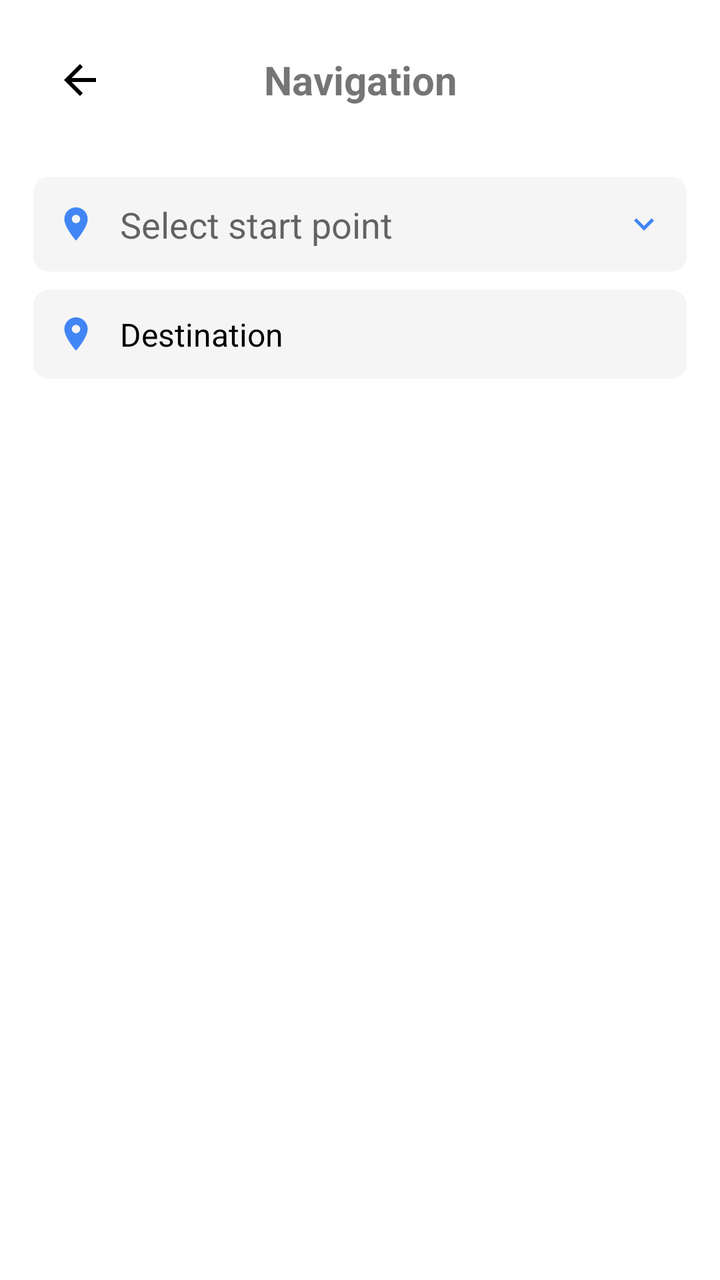
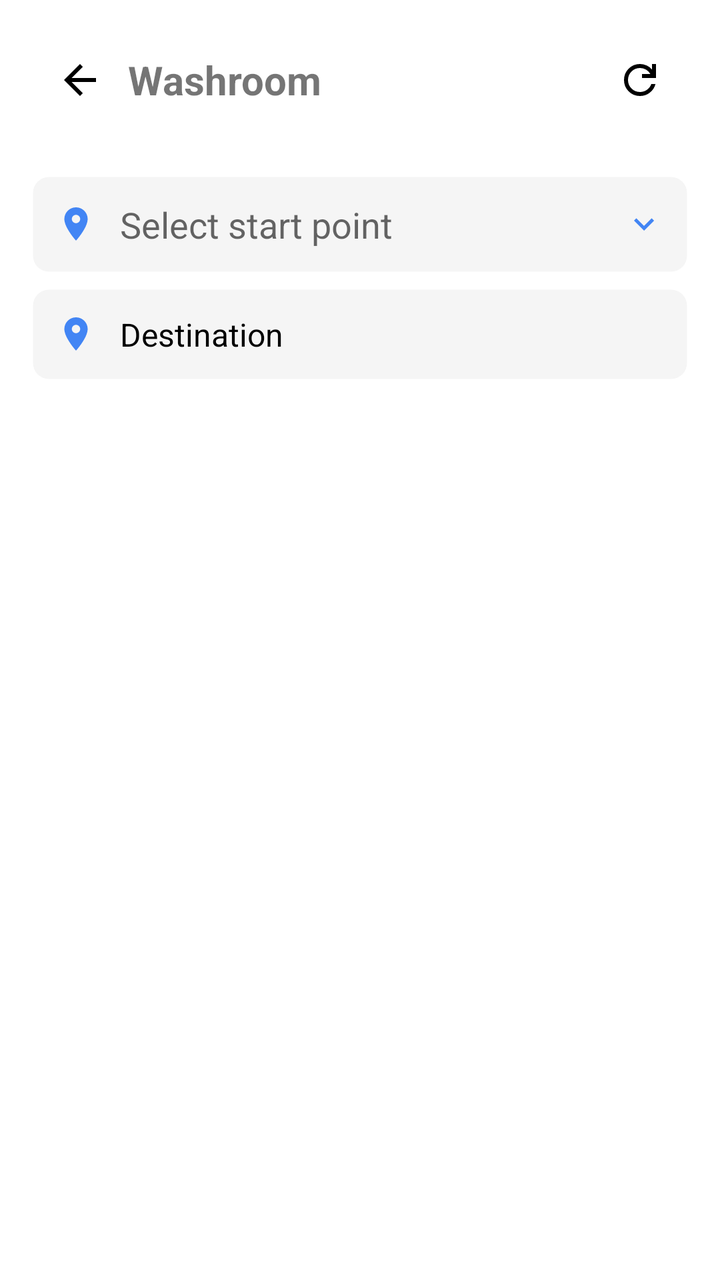

The first picture is an Android layout as it rendered before a commit; the second is the same layout after the commit. The layout source and the unified diff follow.
<!-- AndroidManifest.xml: fallback theme Theme.MaterialComponents.DayNight.NoActionBar -->
<!-- res/layout/fragment_prepare_navigation.xml -->
<?xml version="1.0" encoding="utf-8"?>
<ScrollView xmlns:android="http://schemas.android.com/apk/res/android"
    xmlns:app="http://schemas.android.com/apk/res-auto"
    android:layout_width="match_parent"
    android:layout_height="match_parent"
    android:background="@android:color/white">

    <LinearLayout
        android:layout_width="match_parent"
        android:layout_height="wrap_content"
        android:orientation="vertical"
        android:padding="16dp">

        
        <LinearLayout
            android:layout_width="match_parent"
            android:layout_height="wrap_content"
            android:orientation="horizontal"
            android:gravity="center_vertical">

            <ImageButton
                android:id="@+id/back_button"
                android:layout_width="48dp"
                android:layout_height="48dp"
                android:src="@drawable/ic_arrow_back"
                app:tint="@color/black"
                android:background="?attr/selectableItemBackgroundBorderless"
                android:contentDescription="Back" />

            <TextView
                android:layout_width="0dp"
                android:layout_height="wrap_content"
                android:layout_weight="1"
                android:text="Navigation"
                android:textSize="20sp"
                android:textStyle="bold"
                android:gravity="center" />

            <View
                android:layout_width="48dp"
                android:layout_height="1dp" />

        </LinearLayout>

        <View
            android:layout_width="match_parent"
            android:layout_height="16dp" />

        
        <LinearLayout
            android:layout_width="match_parent"
            android:layout_height="wrap_content"
            android:orientation="vertical"
            android:paddingVertical="8dp">

            
            <LinearLayout
                android:id="@+id/start_point_container"
                android:layout_width="match_parent"
                android:layout_height="wrap_content"
                android:orientation="horizontal"
                android:gravity="center_vertical"
                android:padding="12dp"
                android:layout_marginBottom="8dp"
                android:background="@drawable/bg_dropdown_field_compat">

                <ImageView
                    android:id="@+id/start_icon"
                    android:layout_width="20dp"
                    android:layout_height="20dp"
                    android:src="@drawable/ic_location_on"
                    app:tint="@color/primary_blue" />

                <AutoCompleteTextView
                    android:id="@+id/start_point_input"
                    android:layout_width="0dp"
                    android:layout_height="wrap_content"
                    android:layout_weight="1"
                    android:hint="Select start point"
                    android:inputType="none"
                    android:focusable="false"
                    android:clickable="true"
                    android:background="@android:color/transparent"
                    android:paddingStart="12dp"
                    android:paddingEnd="12dp" />

                <ImageView
                    android:id="@+id/dropdown_icon"
                    android:layout_width="20dp"
                    android:layout_height="20dp"
                    android:src="@drawable/ic_keyboard_arrow_down"
                    app:tint="@color/primary_blue" />

            </LinearLayout>

            
            <LinearLayout
                android:id="@+id/destination_container"
                android:layout_width="match_parent"
                android:layout_height="wrap_content"
                android:orientation="horizontal"
                android:gravity="center_vertical"
                android:padding="12dp"
                android:background="@drawable/bg_dropdown_field_compat"
                android:layout_marginBottom="8dp">

                <ImageView
                    android:id="@+id/destination_icon"
                    android:layout_width="20dp"
                    android:layout_height="20dp"
                    android:src="@drawable/ic_location_on"
                    app:tint="@color/primary_blue" />

                <TextView
                    android:id="@+id/destination_input"
                    android:layout_width="match_parent"
                    android:layout_height="wrap_content"
                    android:paddingStart="12dp"
                    android:text="Destination"
                    android:background="@drawable/bg_rounded"
                    android:backgroundTint="#00000000"
                    android:textColor="@android:color/black"
                    android:textSize="16sp" />

            </LinearLayout>
        </LinearLayout>

        
        <LinearLayout
            android:id="@+id/route_type_section"
            android:layout_width="match_parent"
            android:layout_height="wrap_content"
            android:orientation="vertical"
            android:visibility="gone"
            >

            <TextView
                android:layout_width="match_parent"
                android:layout_height="wrap_content"
                android:text="Route Type"
                android:textSize="16sp"
                android:textStyle="bold"
                android:paddingVertical="8dp" />

            <LinearLayout
                android:layout_width="match_parent"
                android:layout_height="wrap_content"
                android:orientation="horizontal"
                android:gravity="center"
                android:weightSum="3">

                <TextView
                    android:id="@+id/shortest_walk_chip"
                    android:layout_width="0dp"
                    android:layout_height="wrap_content"
                    android:layout_weight="1"
                    android:layout_marginEnd="4dp"
                    android:gravity="center"
                    android:paddingVertical="8dp"
                    android:paddingHorizontal="12dp"
                    android:text="Shortest Walk"
                    android:textSize="12sp"
                    android:background="@drawable/bg_chip_unselected"
                    android:textColor="@color/black" />

                <TextView
                    android:id="@+id/lift_only_chip"
                    android:layout_width="0dp"
                    android:layout_height="wrap_content"
                    android:layout_weight="1"
                    android:layout_marginHorizontal="4dp"
                    android:gravity="center"
                    android:paddingVertical="8dp"
                    android:paddingHorizontal="12dp"
                    android:text="Lift Only"
                    android:textSize="12sp"
                    android:background="@drawable/bg_chip_unselected"
                    android:textColor="@color/black" />

                <TextView
                    android:id="@+id/escalator_only_chip"
                    android:layout_width="0dp"
                    android:layout_height="wrap_content"
                    android:layout_weight="1"
                    android:layout_marginStart="4dp"
                    android:gravity="center"
                    android:paddingVertical="8dp"
                    android:paddingHorizontal="12dp"
                    android:text="Escalator Only"
                    android:textSize="12sp"
                    android:background="@drawable/bg_chip_unselected"
                    android:textColor="@color/black" />
            </LinearLayout>

            <View
                android:layout_width="match_parent"
                android:layout_height="16dp" />
            
            <TextView
                android:id="@+id/adsorber_label"
                android:layout_width="match_parent"
                android:layout_height="wrap_content"
                android:text="Route off-path threshold (m)"
                android:textSize="14sp"
                android:textStyle="bold"
                android:paddingTop="8dp"
                android:paddingBottom="4dp" />

            <LinearLayout
                android:layout_width="match_parent"
                android:layout_height="wrap_content"
                android:orientation="horizontal"
                android:gravity="center_vertical"
                android:layout_marginBottom="8dp">

                <SeekBar
                    android:id="@+id/adsorber_seekbar"
                    android:layout_width="0dp"
                    android:layout_height="wrap_content"
                    android:layout_weight="1"
                    android:max="40" />

                <TextView
                    android:id="@+id/adsorber_value"
                    android:layout_width="56dp"
                    android:layout_height="wrap_content"
                    android:gravity="center"
                    android:text="10.0"
                    android:textSize="14sp"
                    android:paddingStart="8dp"
                    android:paddingEnd="8dp" />

            </LinearLayout>

            
            <Button
                android:id="@+id/show_route_button"
                android:layout_width="match_parent"
                android:layout_height="wrap_content"
                android:text="Show Route"
                android:textAllCaps="false"
                android:textSize="16sp"
                android:textStyle="bold"
                android:paddingVertical="8dp"
                android:background="@drawable/bg_rounded"
                android:textColor="@color/white"
                app:cornerRadius="8dp"
                app:backgroundTint="@color/primary_blue" />

            <View
                android:layout_width="match_parent"
                android:layout_height="8dp" />

            
            <Button
                android:id="@+id/start_navigation_button"
                android:layout_width="match_parent"
                android:layout_height="wrap_content"
                android:text="Start Navigation"
                android:textSize="16sp"
                android:textStyle="bold"
                android:paddingVertical="8dp"
                android:textColor="@color/white"
                android:textAllCaps="false"
                android:background="@drawable/bg_rounded"
                app:cornerRadius="8dp"
                app:backgroundTint="@color/primary_blue" />

        </LinearLayout>

    </LinearLayout>

</ScrollView>
<!-- resources referenced by this layout -->
<resources>
  <color name="black">#FF000000</color>
  <color name="primary_blue">#4285F4</color>
  <color name="white">#FFFFFFFF</color>
  <!-- drawable bg_chip_unselected (drawable) -->
  <?xml version="1.0" encoding="utf-8"?>
  <shape xmlns:android="http://schemas.android.com/apk/res/android">
      <solid android:color="@android:color/transparent"/>
      <stroke
          android:width="1dp"
          android:color="#CCCCCC"/>
      <corners android:radius="50dp"/>
  </shape>
  <!-- drawable bg_dropdown_field_compat (drawable) -->
  <?xml version="1.0" encoding="utf-8"?>
  <shape xmlns:android="http://schemas.android.com/apk/res/android"
      android:shape="rectangle">
  
      <solid android:color="@color/light_gray" />
  
      <corners android:radius="8dp" />
  
      <stroke
          android:width="1dp"
          android:color="@android:color/transparent"/>
  </shape>
  <!-- drawable bg_rounded (drawable) -->
  <?xml version="1.0" encoding="utf-8"?>
  <shape xmlns:android="http://schemas.android.com/apk/res/android"
      android:shape="rectangle"
      >
  
      <corners android:radius="20dp" />
  
      <solid android:color="@color/white" />
  
  </shape>
  <!-- drawable ic_arrow_back (drawable) -->
  <?xml version="1.0" encoding="utf-8"?>
  <vector xmlns:android="http://schemas.android.com/apk/res/android"
      android:width="24dp"
      android:height="24dp"
      android:viewportWidth="24"
      android:viewportHeight="24"
      android:tint="?attr/colorOnSurface">
      <path
          android:fillColor="@android:color/white"
          android:pathData="M20,11H7.83l5.59,-5.59L12,4l-8,8 8,8 1.41,-1.41L7.83,13H20v-2z"/>
  </vector>
  <!-- drawable ic_keyboard_arrow_down (drawable) -->
  <?xml version="1.0" encoding="utf-8"?>
  <vector xmlns:android="http://schemas.android.com/apk/res/android"
      android:width="24dp"
      android:height="24dp"
      android:viewportWidth="24"
      android:viewportHeight="24"
      android:tint="?attr/colorOnSurface">
      <path
          android:fillColor="@android:color/white"
          android:pathData="M7.41,8.59L12,13.17l4.59,-4.58L18,10l-6,6 -6,-6 1.41,-1.41z"/>
  </vector>
  <!-- drawable ic_location_on (drawable) -->
  <?xml version="1.0" encoding="utf-8"?>
  <vector xmlns:android="http://schemas.android.com/apk/res/android"
      android:width="24dp"
      android:height="24dp"
      android:viewportWidth="24"
      android:viewportHeight="24"
      android:tint="?attr/colorOnSurface">
      <path
          android:fillColor="@android:color/white"
          android:pathData="M12,2C8.13,2 5,5.13 5,9c0,5.25 7,13 7,13s7,-7.75 7,-13c0,-3.87 -3.13,-7 -7,-7zM12,11.5c-1.38,0 -2.5,-1.12 -2.5,-2.5s1.12,-2.5 2.5,-2.5 2.5,1.12 2.5,2.5 -1.12,2.5 -2.5,2.5z"/>
  </vector>
  <color name="light_gray">#F5F5F5</color>
</resources>

<!-- the commit's change to res/layout/fragment_prepare_navigation.xml (unified diff, before → after) -->
@@ -19,26 +19,29 @@
             android:gravity="center_vertical">
 
             <ImageButton
-                android:id="@+id/back_button"
-                android:layout_width="48dp"
-                android:layout_height="48dp"
-                android:src="@drawable/ic_arrow_back"
-                app:tint="@color/black"
-                android:background="?attr/selectableItemBackgroundBorderless"
-                android:contentDescription="Back" />
-
+              android:id="@+id/back_button"
+              android:layout_width="wrap_content"
+              android:layout_height="wrap_content"
+              android:src="@drawable/ic_arrow_back"
+              android:backgroundTint="@color/white"
+              app:tint="@color/black"
+              />
             <TextView
-                android:layout_width="0dp"
-                android:layout_height="wrap_content"
-                android:layout_weight="1"
-                android:text="Navigation"
-                android:textSize="20sp"
-                android:textStyle="bold"
-                android:gravity="center" />
-
-            <View
-                android:layout_width="48dp"
-                android:layout_height="1dp" />
+              android:layout_width="0dp"
+              android:layout_height="wrap_content"
+              android:layout_weight="1"
+              android:text="@string/category_washroom"
+              android:textSize="20sp"
+              android:textStyle="bold" />
+
+            <ImageButton
+              android:id="@+id/refresh_button"
+              android:layout_width="48dp"
+              android:layout_height="48dp"
+              android:src="@drawable/refresh_24dp_000000_fill0_wght400_grad0_opsz24"
+              android:background="?attr/selectableItemBackgroundBorderless"
+              android:contentDescription="Refresh"
+              />
 
         </LinearLayout>
 
<!-- resource entries referenced after the edit -->
@@ -72,6 +72,17 @@
           android:fillColor="@android:color/white"
           android:pathData="M12,2C8.13,2 5,5.13 5,9c0,5.25 7,13 7,13s7,-7.75 7,-13c0,-3.87 -3.13,-7 -7,-7zM12,11.5c-1.38,0 -2.5,-1.12 -2.5,-2.5s1.12,-2.5 2.5,-2.5 2.5,1.12 2.5,2.5 -1.12,2.5 -2.5,2.5z"/>
   </vector>
+  <!-- drawable refresh_24dp_000000_fill0_wght400_grad0_opsz24 (drawable) -->
+  <vector xmlns:android="http://schemas.android.com/apk/res/android"
+      android:width="24dp"
+      android:height="24dp"
+      android:viewportWidth="960"
+      android:viewportHeight="960">
+    <path
+        android:pathData="M480,800q-134,0 -227,-93t-93,-227q0,-134 93,-227t227,-93q69,0 132,28.5T720,270v-110h80v280L520,440v-80h168q-32,-56 -87.5,-88T480,240q-100,0 -170,70t-70,170q0,100 70,170t170,70q77,0 139,-44t87,-116h84q-28,106 -114,173t-196,67Z"
+        android:fillColor="#000000"/>
+  </vector>
+  <string name="category_washroom">Washroom</string>
   <color name="light_gray">#F5F5F5</color>
 </resources>
 
